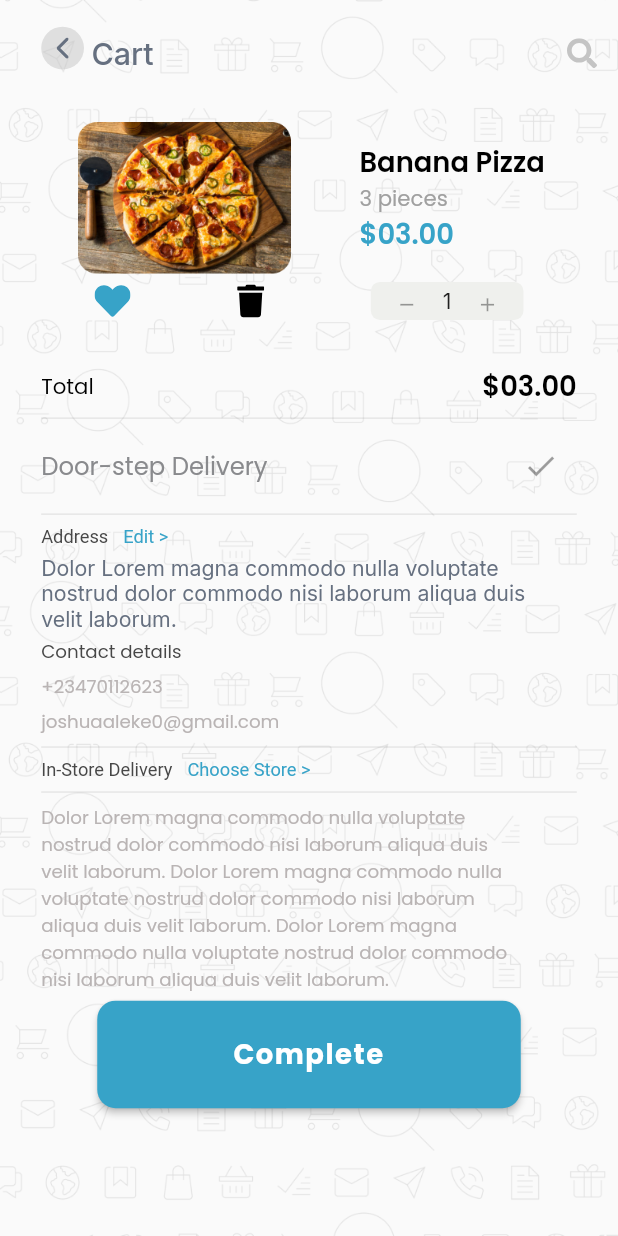
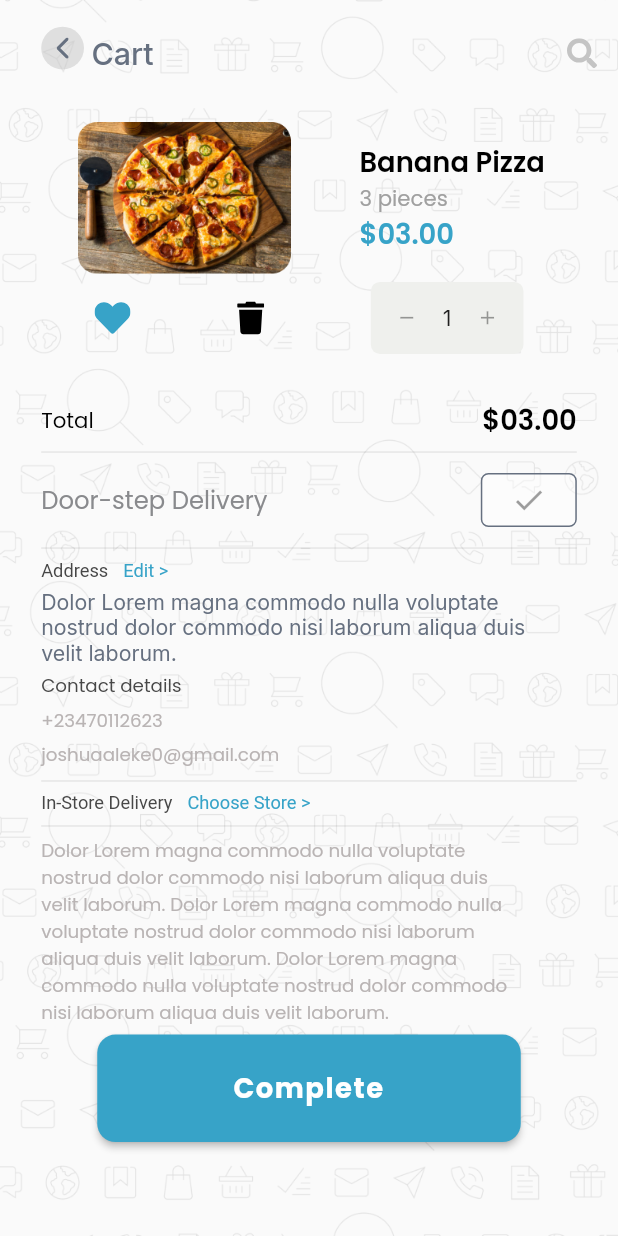
Before and after one commit to BeereApp/BeereMobile, a Flutter app: the Cart screen opened by its route, on a phone screen of 412 x 824 dp. Run offline on Flutter 3.47's test engine with Material 2 defaults, Android fonts, the phone set to English and light mode, and no system bars; our stand-ins replace dio, dots_indicator, flutter_screenutil, flutter_svg, gap, get and 6 more; accounts and stored records are empty.

Commit message:
second commit

```diff
--- a/lib/modules/cart_module/view/cart.dart
+++ b/lib/modules/cart_module/view/cart.dart
@@ -3,6 +3,7 @@ import 'package:beere_mobile/utils/app_colors.dart';
 import 'package:beere_mobile/widgets/appbar.dart';
 import 'package:beere_mobile/widgets/background_widget.dart';
 import 'package:beere_mobile/widgets/buttons.dart';
+import 'package:beere_mobile/widgets/cart_button.dart';
 import 'package:beere_mobile/widgets/on_tap_fade.dart';
 import 'package:beere_mobile/widgets/text.dart';
 import 'package:flutter/material.dart';
@@ -43,6 +44,7 @@ class Cart extends StatelessWidget {
       ),
       extendBodyBehindAppBar: true,
       body: Background(
+        child: SingleChildScrollView(
           child: Column(
             crossAxisAlignment: CrossAxisAlignment.start,
             children: [
@@ -62,7 +64,7 @@ class Cart extends StatelessWidget {
                         fontSize: 18.sp,
                         fontWeight: FontWeight.w600,
                         fontStyle: FontStyle.poppins,
-                      color: kCartOne,
+                        color: kBlack,
                       ),
                       MyText(
                         "3 pieces",
@@ -98,8 +100,8 @@ class Cart extends StatelessWidget {
                     decoration: BoxDecoration(
                         color: kCartIncrement,
                         borderRadius: BorderRadius.circular(6.r)),
-                  child: SizedBox(
-                    height: 25.h,
+                    // child: SizedBox(
+                    //   height: 25.h,
                       child: Row(
                         mainAxisAlignment: MainAxisAlignment.spaceEvenly,
                         children: const [
@@ -110,7 +112,7 @@ class Cart extends StatelessWidget {
                         ],
                       ),
                     ),
-                )
+                 // )
                 ],
               ),
               Gap(30.h),
@@ -122,14 +124,14 @@ class Cart extends StatelessWidget {
                     fontSize: 14.sp,
                     fontWeight: FontWeight.w400,
                     fontStyle: FontStyle.poppins,
-                  color: kCartOne,
+                    color: kBlack,
                   ),
                   MyText(
                     "\$03.00",
                     fontSize: 18.sp,
                     fontWeight: FontWeight.w600,
                     fontStyle: FontStyle.poppins,
-                  color: kCartOne,
+                    color: kBlack,
                   )
                 ],
               ),
@@ -144,7 +146,11 @@ class Cart extends StatelessWidget {
                     fontStyle: FontStyle.poppins,
                     color: kScrollGrey,
                   ),
-                const IconButton(onPressed: null, icon: Icon(Icons.check))
+                  CartButton(
+                    onPressed: (){},
+                    enabled: false,
+                    child: const Icon(Icons.check))
+                  //const IconButton(onPressed: null, icon: Icon(Icons.check))
                 ],
               ),
               const Divider(),
@@ -235,6 +241,7 @@ class Cart extends StatelessWidget {
             ],
           ),
         ),
+      ),
     );
   }
 }
--- a/lib/utils/app_colors.dart
+++ b/lib/utils/app_colors.dart
@@ -15,7 +15,7 @@ const Color kBlack = Color(0xFF000000);
 const Color kInactiveIcon = Color(0xFF8E8E93);
 const Color kScrollGrey = Color(0xFF898A8D);
 const Color kProductOne = Color(0xFF333333);
-const Color kCartOne = Color(0xFF000000);
+
 const Color kCartTwo = Color(0xFFA0A0A0);
 const Color kCartIncrement = Color(0xFFEFF0ED);
 const Color kCartContact = Color(0xFF474747);
--- /dev/null
+++ b/lib/widgets/cart_button.dart
@@ -0,0 +1,65 @@
+import 'package:beere_mobile/utils/app_colors.dart';
+import 'package:beere_mobile/utils/constants.dart';
+import 'package:flutter/material.dart';
+import 'package:flutter_screenutil/flutter_screenutil.dart';
+
+
+class CartButton extends StatelessWidget {
+  const CartButton({
+    super.key,
+    required this.onPressed,
+    this.child, this.text,
+    required this.enabled,
+    this.textStyle,
+    this.padding,
+    this.buttonStyle,
+    this.backgroundColor,
+    this.textColor,
+    });
+
+  final VoidCallback onPressed;
+  final Widget? child;
+  final String? text;
+  final bool enabled;
+  final TextStyle? textStyle;
+  final EdgeInsetsGeometry? padding;
+  final ButtonStyle? buttonStyle;
+  final Color? backgroundColor;
+  final Color? textColor;
+
+  @override
+  Widget build(BuildContext context) {
+    return ElevatedButton(
+      onPressed: enabled ? onPressed : null,
+      style: buttonStyle ??
+      ElevatedButton.styleFrom(
+            backgroundColor: backgroundColor ?? kWhite,
+           // disabledForegroundColor: kPrimaryBlue.withOpacity(0.56),
+            disabledBackgroundColor: kWhite.withOpacity(0.38),
+            padding: padding ??
+                EdgeInsets.symmetric(
+                    vertical: child != null ? 5.h : 5.h, horizontal: 5.w),
+            shape: RoundedRectangleBorder(
+                borderRadius: BorderRadius.circular(5.r),
+                side: BorderSide(color: kTextGray)
+                ),
+          ),
+      child: Align(
+          child: Center(
+            child: child ??
+                Text(
+                  text ?? ' ',
+                  textAlign: TextAlign.center,
+                  style: textStyle ??
+                      kStylePoppins.copyWith(
+                        color: textColor ?? kPrimaryBlue,
+                        fontWeight: FontWeight.w400,
+                        fontSize: 12.sp,
+                        letterSpacing: 1.sp,
+                      ),
+                ),
+          ),
+        ),
+      );
+  }
+}
```
Lines whose indentation alone changed are shown as unchanged.
